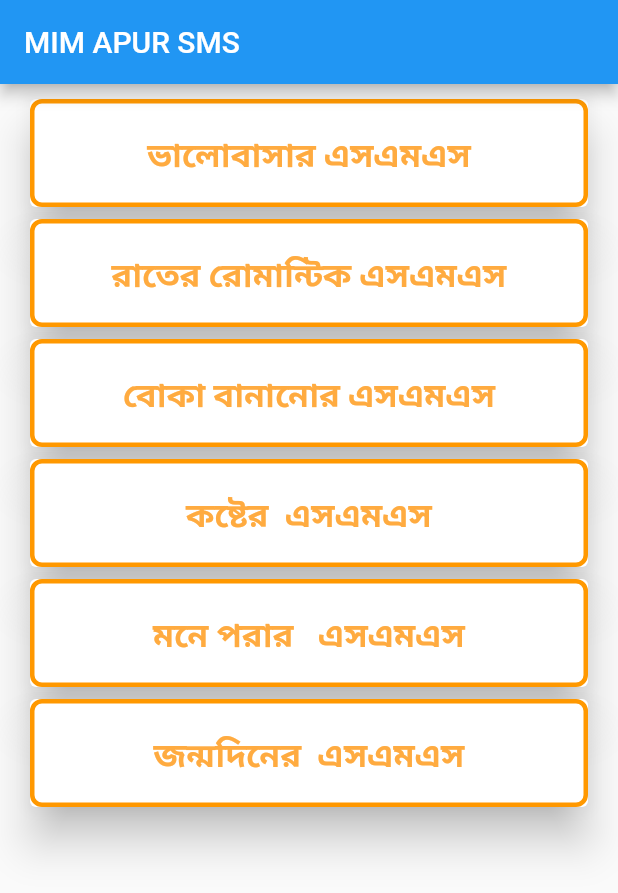
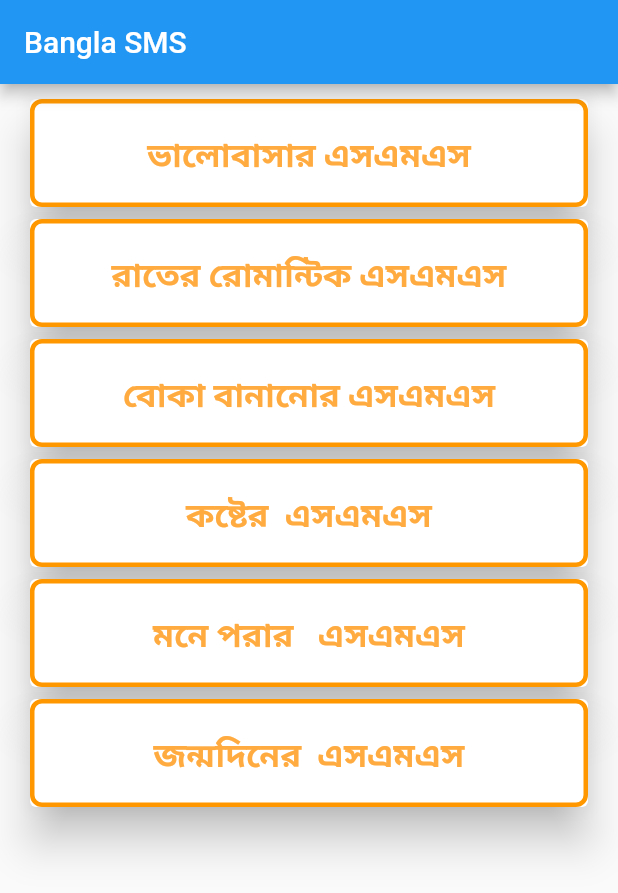
Before and after one commit to robiul12345/SMS_APP_BANGLA, a Flutter app: the screen it shows after launch, on a phone screen of 412 x 824 dp. Shown: the top 893 px of the screen. Run offline on Flutter 3.47's test engine with Material 2 defaults, Android fonts, the phone set to English and light mode, and no system bars; missing offline and left inert: flutter_share.

Commit message:
name change

```diff
--- a/lib/homepage.dart
+++ b/lib/homepage.dart
@@ -19,7 +19,7 @@ class _HomePageState extends State<HomePage> {
   Widget build(BuildContext context) {
     return Scaffold(
       appBar: AppBar(
-        title: Text("MIM APUR SMS"),
+        title: Text("Bangla SMS"),
       ),
       body: Container(
         height: double.infinity,
--- a/lib/smstype/bokabananosms.dart
+++ b/lib/smstype/bokabananosms.dart
@@ -16,7 +16,7 @@ class _BokabanoSMSState extends State<BokabanoSMS> {
   Widget build(BuildContext context) {
     return SafeArea(
       child: Scaffold(
-        appBar: AppBar(title: Text("োকা বানানোর এসএমএস"),),
+        appBar: AppBar(title: Text("  এসএমএস"),),
         body: Container(
           height: double.infinity,
           width: double.infinity,
```
